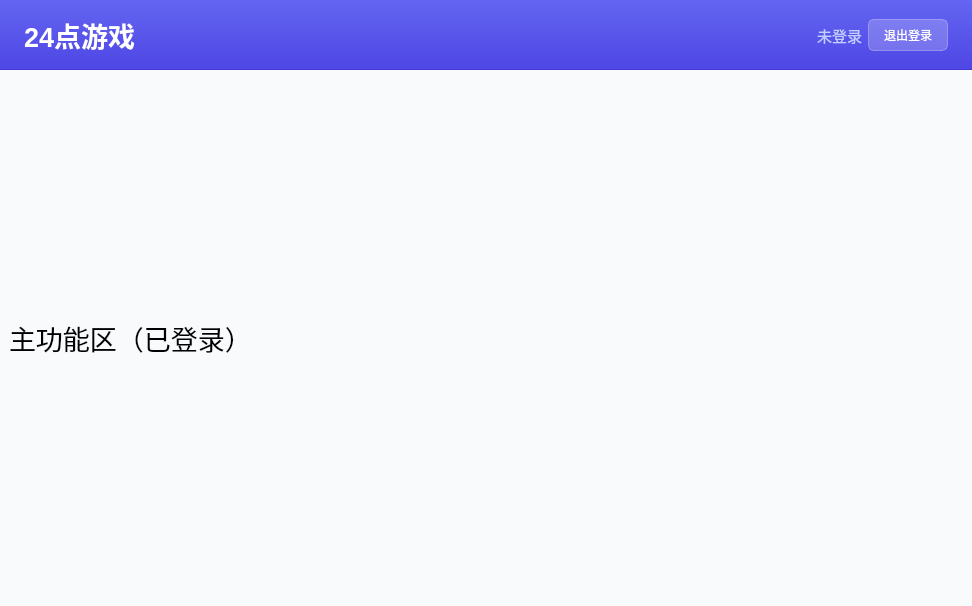
Old version of the form mainwindow.ui in the repository YinHY94/the_24_game.
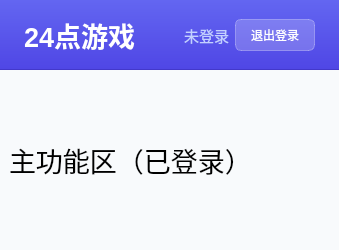
New version of the form. The open tabs and pages were chosen to show the change.

The edit to the form file:
```diff
--- a/mainwindow.ui
+++ b/mainwindow.ui
@@ -6,8 +6,8 @@
    <rect>
     <x>0</x>
     <y>0</y>
-    <width>972</width>
-    <height>606</height>
+    <width>260</width>
+    <height>222</height>
    </rect>
   </property>
   <property name="windowTitle">
```
Left out of the diff: 2 changed lines with no effect on the pictures.
